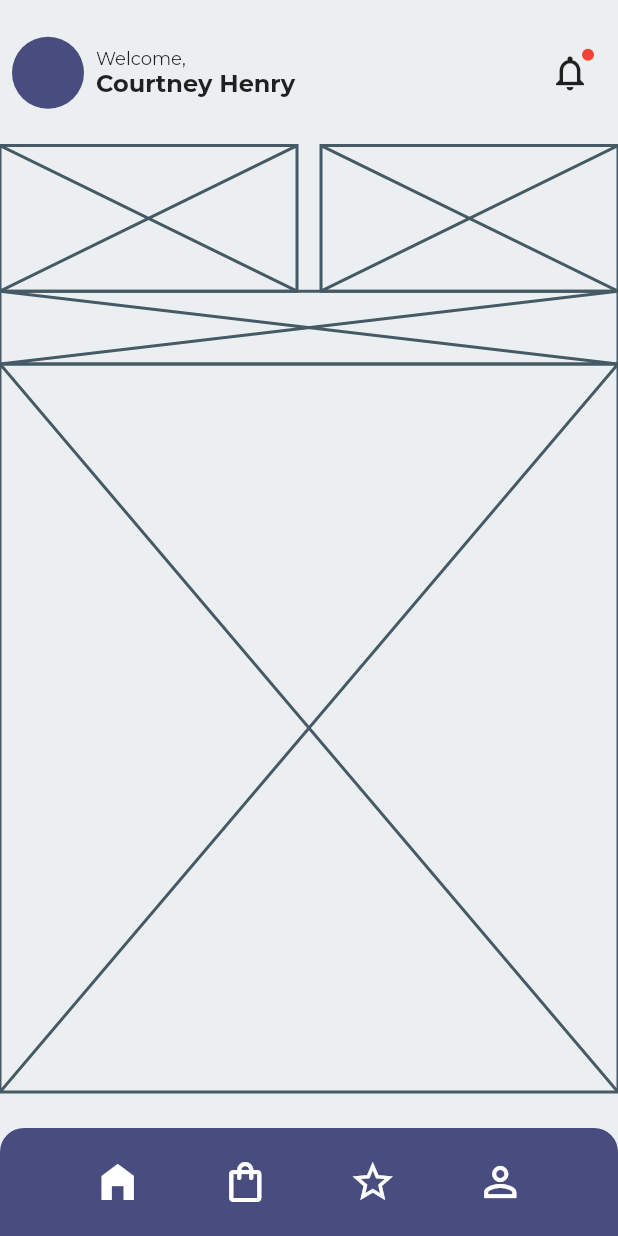
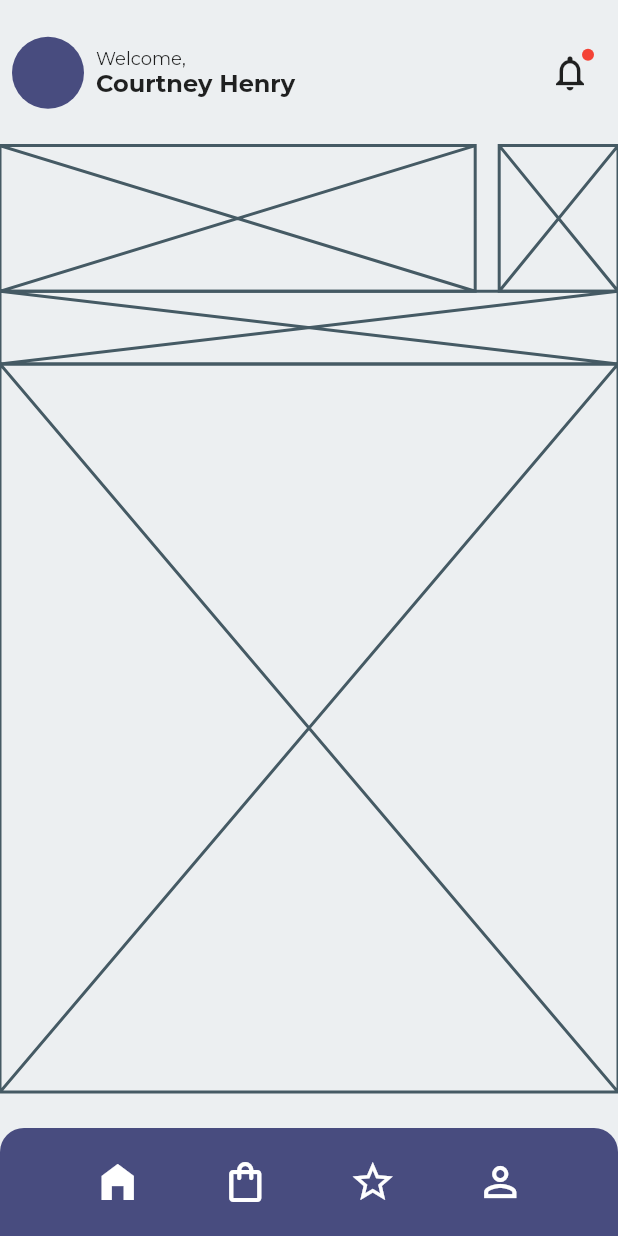
Before and after one commit to JAICHANGPARK/flutter_notebook_11th_story, a Flutter app: the screen it shows after launch, on a phone screen of 412 x 824 dp. Run offline on Flutter 3.47's test engine with Material 2 defaults, Android fonts, the phone set to English and light mode, and no system bars; our stand-ins replace backdrop, badges, flutter_inner_drawer, flutter_slidable, flutter_swiper, google_fonts.

Commit message:
Update furniture_home_page.dart

```diff
--- a/lib/ep735_furniture_app/ui/furniture_home_page.dart
+++ b/lib/ep735_furniture_app/ui/furniture_home_page.dart
@@ -79,9 +79,11 @@ class _FurnitureHomePageState extends State<FurnitureHomePage> {
                       )),
                   Expanded(flex: 2, child: Row(
                     children: [
-                      Expanded(child: Placeholder()),
+                      Expanded(child: Placeholder(),
+                      flex: 8,),
                       SizedBox(width: 16,),
-                      Expanded(child: Placeholder()),
+                      Expanded(child: Placeholder(),
+                      flex: 2,),
 
                     ],
                   )),
```
